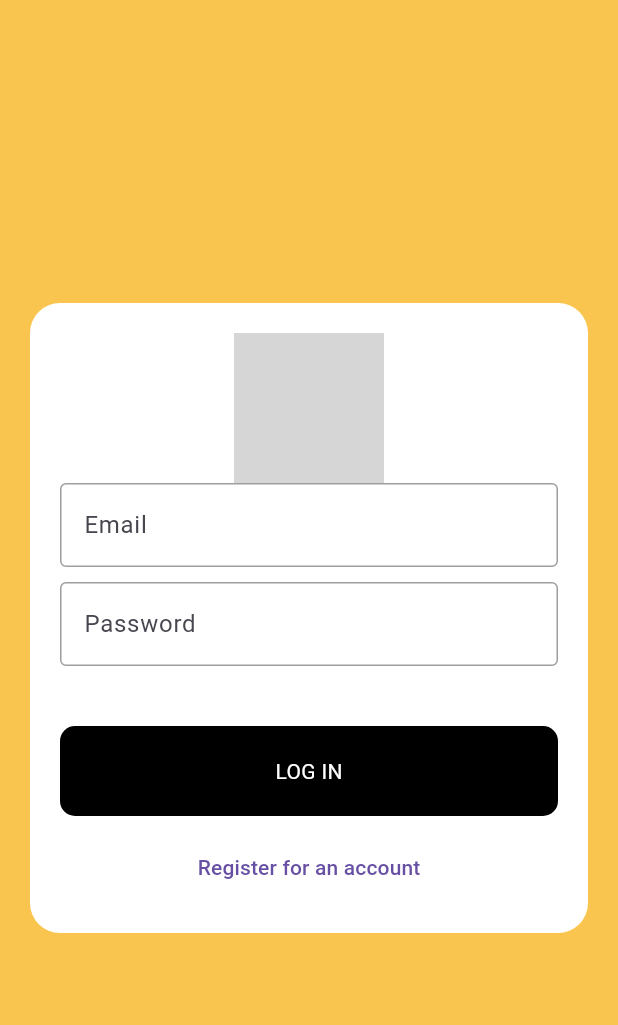
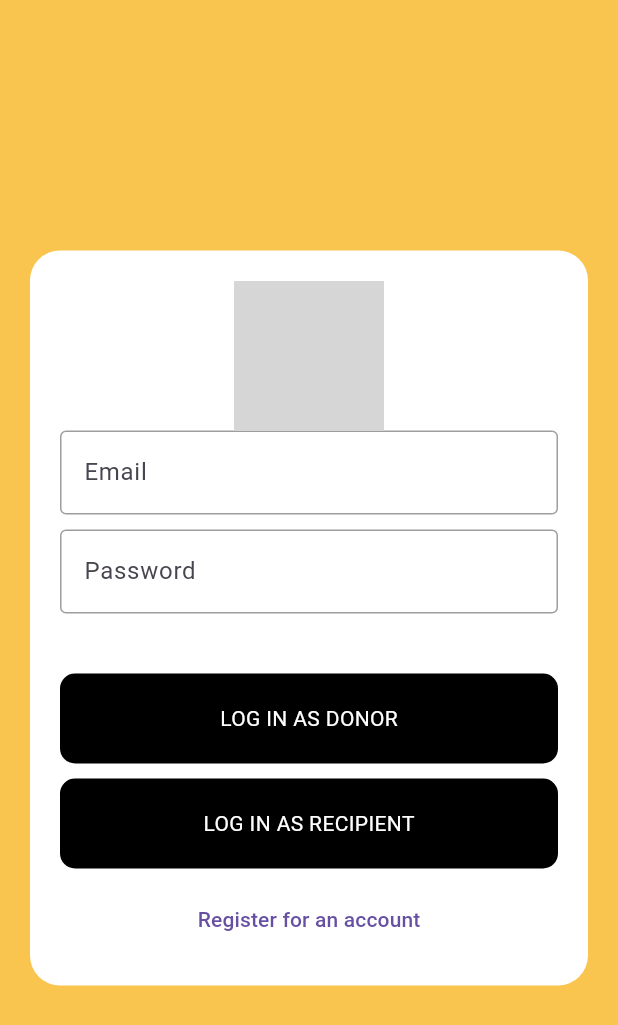
Before and after one commit to team-uplift/uplift, a Flutter app: the screen it shows after launch, on a phone screen of 412 x 824 dp. Shown: the top 1025 px of the screen. Run offline on Flutter 3.47's test engine with Material 3 defaults, Android fonts, the light colour scheme and no system bars; our stand-ins replace carousel_slider, go_router; network calls fail; grey boxes are pictures that could not be loaded.

Commit message:
add recipient home route

```diff
--- a/flutter/lib/main.dart
+++ b/flutter/lib/main.dart
@@ -6,6 +6,7 @@ import 'package:uplift/screens/home/dashboard_screen.dart';
 import 'package:uplift/screens/home/home_screen.dart';
 import 'package:uplift/screens/home/profile_screen.dart';
 import 'package:uplift/screens/home/quiz_screen.dart';
+import 'package:uplift/recipients/recipient_home.dart';
 
 void main() {
   runApp(const MyApp());
@@ -57,6 +58,13 @@ final GoRouter _router = GoRouter(
         return const DashboardPage();
       },
     ),
+    GoRoute(
+      path: '/recipient_home',
+      name: '/recipient_home',
+      builder: (BuildContext context, GoRouterState state) {
+        return const RecipientHome();
+      },
+    ),
   ],
 );
 
--- a/flutter/lib/screens/auth/login_screen.dart
+++ b/flutter/lib/screens/auth/login_screen.dart
@@ -40,7 +40,11 @@ class _LoginPageState extends State<LoginPage> {
                 const SizedBox(
                   height: 40,
                 ),
-                StandardButton(title: 'LOG IN', onPressed: () => context.goNamed('/home'),),
+                StandardButton(title: 'LOG IN AS DONOR', onPressed: () => context.goNamed('/home'),),
+                const SizedBox(
+                  height: 10,
+                ),
+                StandardButton(title: 'LOG IN AS RECIPIENT', onPressed: () => context.goNamed('/recipient_home'),),
                 const SizedBox(
                   height: 10,
                 ),
@@ -48,6 +52,7 @@ class _LoginPageState extends State<LoginPage> {
                   onPressed: () => context.pushNamed('/registration'),
                   child: const Text('Register for an account'),
                 ),
+
               ],
             ),
           ),
```
Also changed, not shown: flutter/lib/recipients/recipient_home.dart (added, +21 -0 lines), flutter/pubspec.lock.
